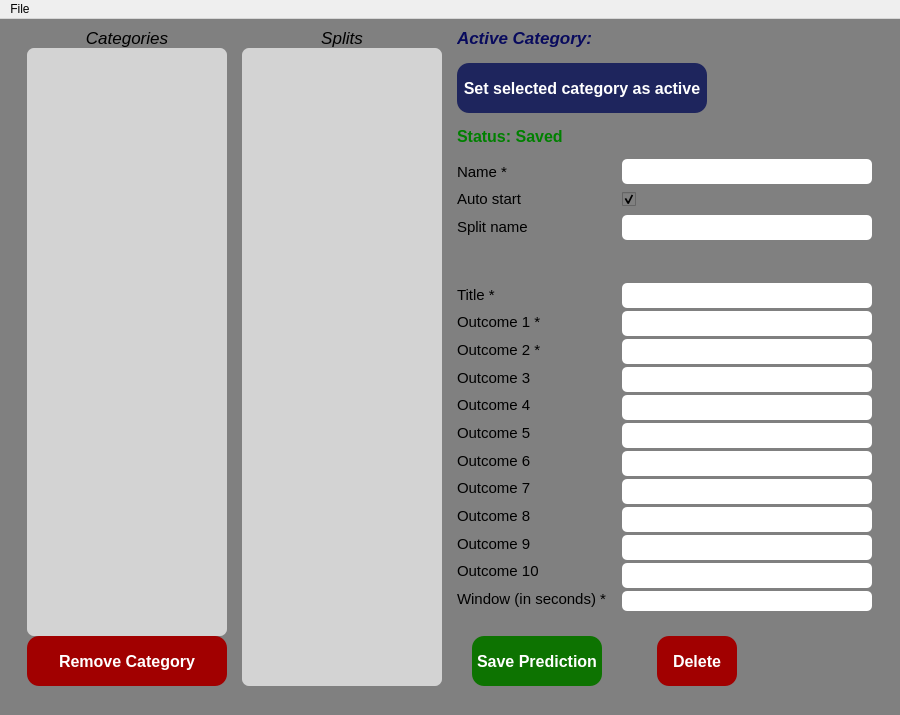
Before: the Qt Designer form ui/manager.ui in rayer456/electrobot, drawn with Qt 5.
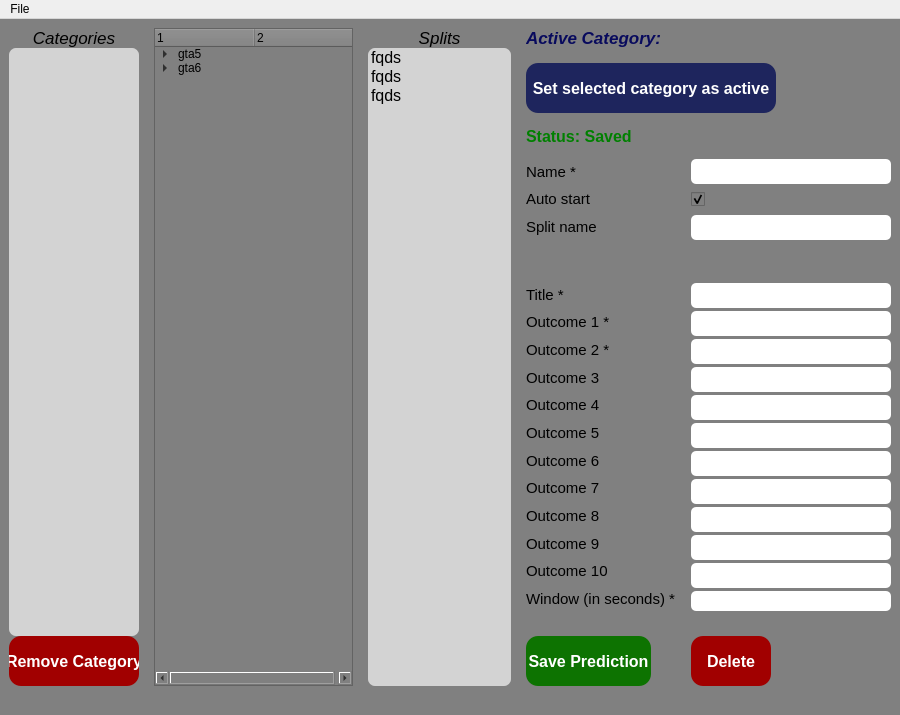
After: the same form once the commit is applied.

Commit message: Temp fix (manager): categories of the same name of different games can now be added without issues

The edit to the form file:
```diff
--- a/ui/manager.ui
+++ b/ui/manager.ui
@@ -101,7 +101,7 @@
      <number>6</number>
     </property>
     <item row="0" column="2">
-     <layout class="QHBoxLayout" name="mainLayout" stretch="0,0,0">
+     <layout class="QHBoxLayout" name="mainLayout" stretch="0,0,0,0">
       <property name="spacing">
        <number>15</number>
       </property>
@@ -296,6 +296,50 @@
         </item>
        </layout>
       </item>
+      <item>
+       <widget class="QTreeWidget" name="treeWidget">
+        <column>
+         <property name="text">
+          <string>1</string>
+         </property>
+        </column>
+        <column>
+         <property name="text">
+          <string>2</string>
+         </property>
+        </column>
+        <item>
+         <property name="text">
+          <string>gta5</string>
+         </property>
+         <item>
+          <property name="text">
+           <string>any%</string>
+          </property>
+         </item>
+         <item>
+          <property name="text">
+           <string>100%</string>
+          </property>
+         </item>
+         <item>
+          <property name="text">
+           <string>trevis</string>
+          </property>
+         </item>
+        </item>
+        <item>
+         <property name="text">
+          <string>gta6</string>
+         </property>
+         <item>
+          <property name="text">
+           <string>any%</string>
+          </property>
+         </item>
+        </item>
+       </widget>
+      </item>
       <item>
        <layout class="QVBoxLayout" name="splitLayout">
         <property name="spacing">
@@ -402,6 +446,21 @@
           <property name="selectionRectVisible">
            <bool>false</bool>
           </property>
+          <item>
+           <property name="text">
+            <string>fqds</string>
+           </property>
+          </item>
+          <item>
+           <property name="text">
+            <string>fqds</string>
+           </property>
+          </item>
+          <item>
+           <property name="text">
+            <string>fqds</string>
+           </property>
+          </item>
          </widget>
         </item>
        </layout>
```
Left out of the diff: 38 changed lines with no effect on the pictures. The commit also changes 8 other files.
